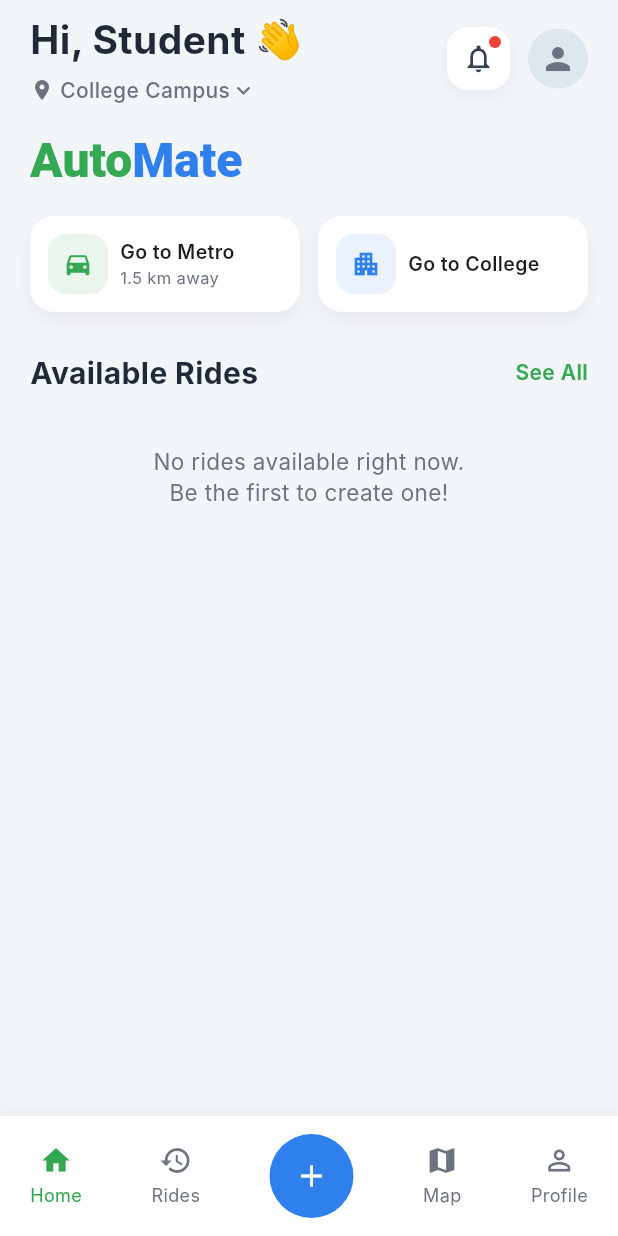
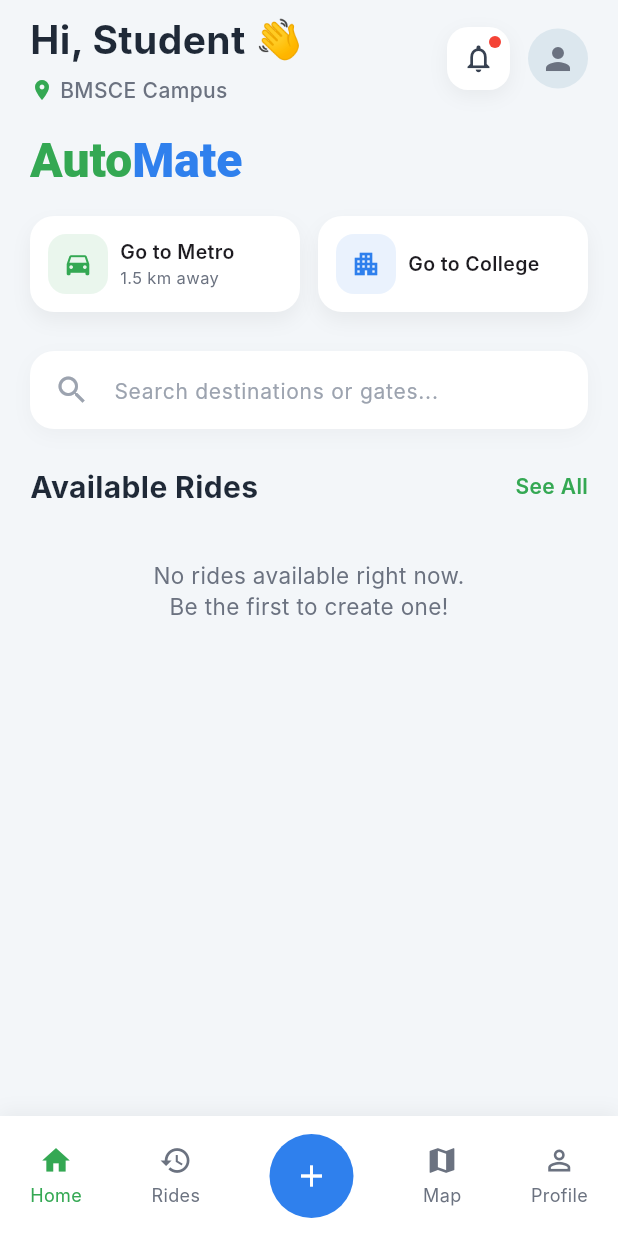
Before and after one commit to Thilak-K2121/AutoMate, a Flutter app: the HomePage screen opened directly, on a phone screen of 412 x 824 dp. Run offline on Flutter 3.47's test engine with Material 3 defaults, Android fonts, the phone set to English and light mode, and no system bars; our stand-ins replace shared_preferences, socket_io_client; accounts and stored records are empty; network calls fail; Roboto replaces fonts that are missing (Inter).

Commit message:
Added Search By Destination feature

```diff
--- a/frontend/flutter_app/lib/main.dart
+++ b/frontend/flutter_app/lib/main.dart
@@ -6,7 +6,7 @@ void main() {
 }
 
 class AutoMateApp extends StatelessWidget {
-  const AutoMateApp({Key? key}) : super(key: key);
+  const AutoMateApp({super.key});
 
   @override
   Widget build(BuildContext context) {
--- a/frontend/flutter_app/lib/screens/chat_page.dart
+++ b/frontend/flutter_app/lib/screens/chat_page.dart
@@ -6,7 +6,7 @@ import '../services/api_service.dart';
 class ChatPage extends StatefulWidget {
   final String rideId;
 
-  const ChatPage({Key? key, required this.rideId}) : super(key: key);
+  const ChatPage({super.key, required this.rideId});
 
   @override
   State<ChatPage> createState() => _ChatPageState();
--- a/frontend/flutter_app/lib/screens/home_page.dart
+++ b/frontend/flutter_app/lib/screens/home_page.dart
@@ -7,7 +7,7 @@ import 'metro_ride_details_page.dart';
 import 'profile_page.dart';
 
 class HomePage extends StatefulWidget {
-  const HomePage({Key? key}) : super(key: key);
+  const HomePage({super.key});
 
   @override
   State<HomePage> createState() => _HomePageState();
@@ -18,6 +18,7 @@ class _HomePageState extends State<HomePage> {
   String _userId = "";
   List<dynamic> _availableRides = [];
   bool _isLoading = true;
+  String _searchQuery = ""; // NEW: Tracks the search bar input
 
   @override
   void initState() {
@@ -57,6 +58,39 @@ class _HomePageState extends State<HomePage> {
 
   @override
   Widget build(BuildContext context) {
+    final displayRides = _searchQuery.isEmpty
+        ? _availableRides
+        : _availableRides.where((ride) {
+            final dest = (ride['destination'] ?? '').toString().toLowerCase();
+            final search = _searchQuery.toLowerCase().trim();
+
+            // 1. Direct Text Match (If they search exactly what the destination is)
+            if (dest.contains(search)) return true;
+
+            // 2. Smart "College" Category Logic
+            final collegeKeywords = ['college', 'bmsce', 'bms'];
+            final isSearchingCollege = collegeKeywords.any(
+              (kw) => kw.startsWith(search) || search.contains(kw),
+            );
+
+            if (isSearchingCollege) {
+              // Show ride ONLY if its DESTINATION contains college keywords
+              if (collegeKeywords.any((kw) => dest.contains(kw))) return true;
+            }
+
+            // 3. Smart "Metro" Category Logic
+            final metroKeywords = ['metro', 'national college', 'station'];
+            final isSearchingMetro = metroKeywords.any(
+              (kw) => kw.startsWith(search) || search.contains(kw),
+            );
+
+            if (isSearchingMetro) {
+              // Show ride ONLY if its DESTINATION contains metro keywords
+              if (metroKeywords.any((kw) => dest.contains(kw))) return true;
+            }
+
+            return false; // Hide ride if destination doesn't match
+          }).toList();
     return Scaffold(
       backgroundColor: const Color(0xFFF3F6F9),
       bottomNavigationBar: _bottomNavBar(),
@@ -89,26 +123,24 @@ class _HomePageState extends State<HomePage> {
                                   ),
                                 ),
                                 const SizedBox(height: 4),
+                                // REPLACE the location Row with this:
                                 Row(
                                   children: const [
                                     Icon(
                                       Icons.location_on,
                                       size: 16,
-                                      color: Color(0xFF6B7280),
+                                      color: Color(
+                                        0xFF34A853,
+                                      ), // Made it a nice green
                                     ),
                                     SizedBox(width: 4),
                                     Text(
-                                      "College Campus",
+                                      "BMSCE Campus",
                                       style: TextStyle(
                                         fontSize: 14,
                                         color: Color(0xFF6B7280),
                                         fontWeight: FontWeight.w500,
                                       ),
-                                    ),
-                                    Icon(
-                                      Icons.keyboard_arrow_down,
-                                      size: 18,
-                                      color: Color(0xFF6B7280),
                                     ),
                                   ],
                                 ),
@@ -263,6 +295,40 @@ class _HomePageState extends State<HomePage> {
                       const SizedBox(height: 26),
 
                       /// Available Rides Header
+                      /// NEW: Live Search Bar
+                      Container(
+                        padding: const EdgeInsets.symmetric(
+                          horizontal: 16,
+                          vertical: 2,
+                        ),
+                        decoration: BoxDecoration(
+                          color: Colors.white,
+                          borderRadius: BorderRadius.circular(16),
+                          boxShadow: [
+                            BoxShadow(
+                              color: Colors.black.withOpacity(0.03),
+                              blurRadius: 10,
+                              offset: const Offset(0, 4),
+                            ),
+                          ],
+                        ),
+                        child: TextField(
+                          onChanged: (value) =>
+                              setState(() => _searchQuery = value),
+                          decoration: const InputDecoration(
+                            icon: Icon(Icons.search, color: Color(0xFF9CA3AF)),
+                            hintText: "Search destinations or gates...",
+                            hintStyle: TextStyle(
+                              color: Color(0xFF9CA3AF),
+                              fontSize: 14,
+                            ),
+                            border: InputBorder.none,
+                          ),
+                        ),
+                      ),
+                      const SizedBox(height: 24),
+
+                      /// Available Rides Header
                       Row(
                         mainAxisAlignment: MainAxisAlignment.spaceBetween,
                         children: const [
@@ -283,19 +349,19 @@ class _HomePageState extends State<HomePage> {
                           ),
                         ],
                       ),
-
                       const SizedBox(height: 14),
 
                       /// Dynamic Ride Cards
-                      /// Dynamic Ride Cards
-                      if (_availableRides.isEmpty)
-                        const Padding(
-                          padding: EdgeInsets.symmetric(vertical: 20),
+                      if (displayRides.isEmpty)
+                        Padding(
+                          padding: const EdgeInsets.symmetric(vertical: 20),
                           child: Center(
                             child: Text(
-                              "No rides available right now.\nBe the first to create one!",
+                              _searchQuery.isEmpty
+                                  ? "No rides available right now.\nBe the first to create one!"
+                                  : "No rides found matching '$_searchQuery'.",
                               textAlign: TextAlign.center,
-                              style: TextStyle(
+                              style: const TextStyle(
                                 color: Color(0xFF6B7280),
                                 fontSize: 15,
                               ),
@@ -303,7 +369,8 @@ class _HomePageState extends State<HomePage> {
                           ),
                         )
                       else
-                        ..._availableRides.map((ride) {
+                        ...displayRides.map((ride) {
+                          // ... the rest of your map function stays EXACTLY the same!
                           final bool isMetro = ride['destination']
                               .toString()
                               .toLowerCase()
@@ -329,7 +396,7 @@ class _HomePageState extends State<HomePage> {
                             isMyRide:
                                 isMyRide, // NEW: Pass the flag to the card
                           );
-                        }).toList(),
+                        }),
 
                       const SizedBox(height: 90),
                     ],
--- a/frontend/flutter_app/lib/screens/metro_ride_details_page.dart
+++ b/frontend/flutter_app/lib/screens/metro_ride_details_page.dart
@@ -7,8 +7,7 @@ import 'package:url_launcher/url_launcher.dart';
 class MetroRideDetailsPage extends StatefulWidget {
   final String rideId;
 
-  const MetroRideDetailsPage({Key? key, required this.rideId})
-    : super(key: key);
+  const MetroRideDetailsPage({super.key, required this.rideId});
 
   @override
   State<MetroRideDetailsPage> createState() => _MetroRideDetailsPageState();
@@ -436,7 +435,7 @@ class _MetroRideDetailsPageState extends State<MetroRideDetailsPage> {
                               seat: "1 seat",
                               host: isThisUserHost,
                             );
-                          }).toList(),
+                          }),
 
                           const SizedBox(height: 30),
 
--- a/frontend/flutter_app/lib/screens/notifications_page.dart
+++ b/frontend/flutter_app/lib/screens/notifications_page.dart
@@ -3,7 +3,7 @@ import 'package:flutter/material.dart';
 import '../services/api_service.dart';
 
 class NotificationsPage extends StatefulWidget {
-  const NotificationsPage({Key? key}) : super(key: key);
+  const NotificationsPage({super.key});
 
   @override
   State<NotificationsPage> createState() => _NotificationsPageState();
--- a/frontend/flutter_app/lib/screens/profile_page.dart
+++ b/frontend/flutter_app/lib/screens/profile_page.dart
@@ -6,7 +6,7 @@ import 'sign_in_page.dart';
 import 'home_page.dart';
 
 class ProfilePage extends StatefulWidget {
-  const ProfilePage({Key? key}) : super(key: key);
+  const ProfilePage({super.key});
 
   @override
   State<ProfilePage> createState() => _ProfilePageState();
--- a/frontend/flutter_app/lib/screens/register_page.dart
+++ b/frontend/flutter_app/lib/screens/register_page.dart
@@ -4,7 +4,7 @@ import '../services/api_service.dart';
 import 'home_page.dart';
 
 class RegisterPage extends StatefulWidget {
-  const RegisterPage({Key? key}) : super(key: key);
+  const RegisterPage({super.key});
 
   @override
   State<RegisterPage> createState() => _RegisterPageState();
--- a/frontend/flutter_app/lib/screens/ride_history_page.dart
+++ b/frontend/flutter_app/lib/screens/ride_history_page.dart
@@ -3,7 +3,7 @@ import 'home_page.dart';
 import 'profile_page.dart';
 
 class RideHistoryPage extends StatefulWidget {
-  const RideHistoryPage({Key? key}) : super(key: key);
+  const RideHistoryPage({super.key});
 
   @override
   State<RideHistoryPage> createState() => _RideHistoryPageState();
--- a/frontend/flutter_app/lib/screens/sign_in_page.dart
+++ b/frontend/flutter_app/lib/screens/sign_in_page.dart
@@ -5,7 +5,7 @@ import 'home_page.dart';
 import 'register_page.dart';
 
 class SignInPage extends StatefulWidget {
-  const SignInPage({Key? key}) : super(key: key);
+  const SignInPage({super.key});
 
   @override
   State<SignInPage> createState() => _SignInPageState();
```
Also changed, not shown: frontend/flutter_app/lib/screens/create_ride_page.dart (+6 -4 lines), 1 other file.
